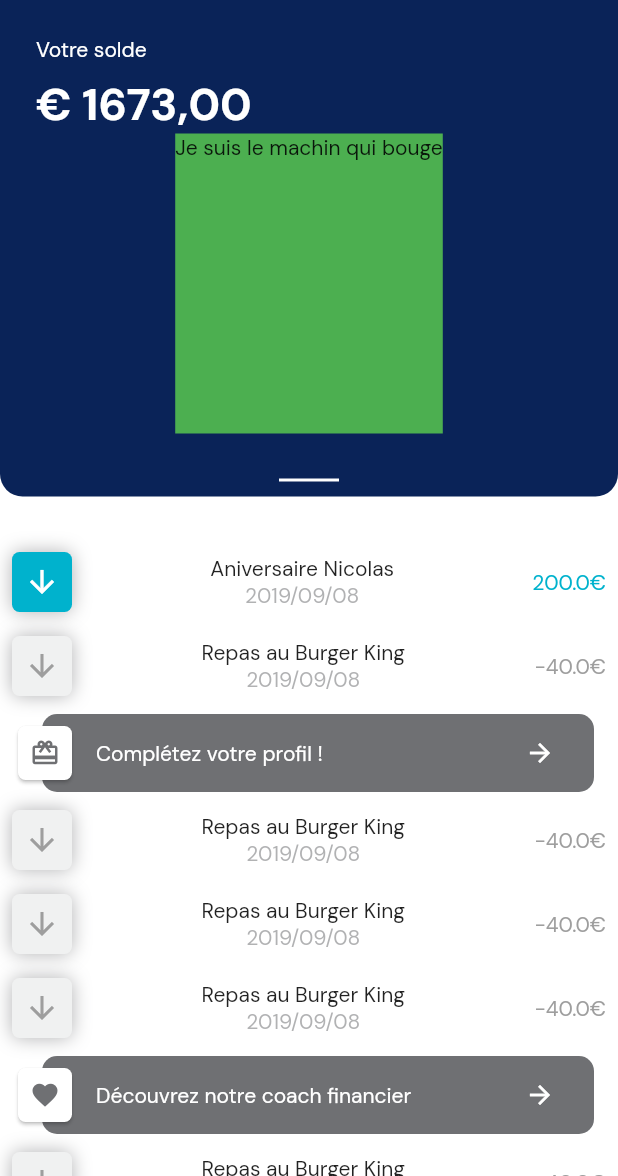
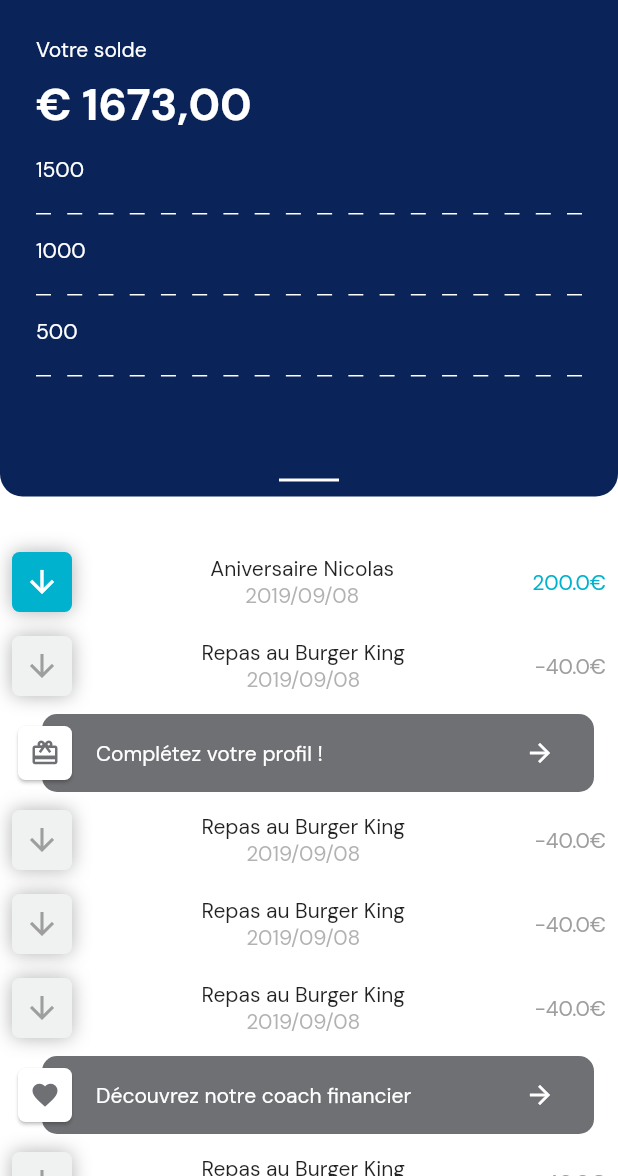
Before and after one commit to RemiDormoy/happiness-path-flutter, a Flutter app: the OperationsPage screen opened by its route, on a phone screen of 412 x 824 dp, the part 60-1236 px from its top. Run offline on Flutter 3.47's test engine with Material 2 defaults, Android fonts, the phone set to English and light mode, and no system bars; our stand-ins replace flutter_svg, google_fonts, page_indicator; missing offline and left inert: flutter_lottie.

Commit message:
a little better

```diff
--- /dev/null
+++ b/lib/OperationCurve.dart
@@ -0,0 +1,86 @@
+import 'package:flutter/material.dart';
+
+class OperationCurve extends StatelessWidget {
+  @override
+  Widget build(BuildContext context) {
+    return Padding(
+      padding: const EdgeInsets.fromLTRB(24, 0, 24, 0),
+      child: ListView(children: <Widget>[
+        Padding(
+          padding: const EdgeInsets.fromLTRB(0, 15, 0, 0),
+          child: ConstrainedBox(
+            constraints: const BoxConstraints(minWidth: double.infinity),
+            child: Text(
+              '1500',
+              style: TextStyle(color: Colors.white),
+            ),
+          ),
+        ),
+        Padding(
+          padding: const EdgeInsets.fromLTRB(0, 20, 0, 0),
+          child: const MySeparator(color: Colors.white),
+        ),
+        Padding(
+          padding: const EdgeInsets.fromLTRB(0, 15, 0, 0),
+          child: ConstrainedBox(
+            constraints: const BoxConstraints(minWidth: double.infinity),
+            child: Text(
+              '1000',
+              style: TextStyle(color: Colors.white),
+            ),
+          ),
+        ),
+        Padding(
+          padding: const EdgeInsets.fromLTRB(0, 20, 0, 0),
+          child: const MySeparator(color: Colors.white),
+        ),
+        Padding(
+          padding: const EdgeInsets.fromLTRB(0, 15, 0, 0),
+          child: ConstrainedBox(
+            constraints: const BoxConstraints(minWidth: double.infinity),
+            child: Text(
+              '500',
+              style: TextStyle(color: Colors.white),
+            ),
+          ),
+        ),
+        Padding(
+          padding: const EdgeInsets.fromLTRB(0, 20, 0, 0),
+          child: const MySeparator(color: Colors.white),
+        ),
+      ]),
+    );
+  }
+}
+
+class MySeparator extends StatelessWidget {
+  final double height;
+  final Color color;
+
+  const MySeparator({this.height = 1, this.color = Colors.black});
+
+  @override
+  Widget build(BuildContext context) {
+    return LayoutBuilder(
+      builder: (BuildContext context, BoxConstraints constraints) {
+        final boxWidth = constraints.constrainWidth();
+        final dashWidth = 10.0;
+        final dashHeight = height;
+        final dashCount = (boxWidth / (2 * dashWidth)).floor();
+        return Flex(
+          children: List.generate(dashCount, (_) {
+            return SizedBox(
+              width: dashWidth,
+              height: dashHeight,
+              child: DecoratedBox(
+                decoration: BoxDecoration(color: color),
+              ),
+            );
+          }),
+          mainAxisAlignment: MainAxisAlignment.spaceBetween,
+          direction: Axis.horizontal,
+        );
+      },
+    );
+  }
+}
--- a/lib/OperationHeader.dart
+++ b/lib/OperationHeader.dart
@@ -1,7 +1,10 @@
 import 'dart:math';
 
 import 'package:flutter/material.dart';
+import 'package:flutter_lottie/flutter_lottie.dart';
 import 'package:happiness_path/colors.dart';
+
+import 'OperationCurve.dart';
 
 class OperationHeader extends StatefulWidget {
   ScrollController _controller;
@@ -38,8 +41,7 @@ class OperationHeaderState extends State<OperationHeader> {
   @override
   Widget build(BuildContext context) {
     return ConstrainedBox(
-      constraints:
-          const BoxConstraints(minWidth: double.infinity),
+      constraints: const BoxConstraints(minWidth: double.infinity),
       child: Wrap(
         children: <Widget>[
           Container(
@@ -91,12 +93,11 @@ class OperationHeaderState extends State<OperationHeader> {
                   ),
                 ),
                 Container(
-                  height: _height,
-                  decoration: BoxDecoration(
-                    color: Colors.green,
-                  ),
-                  child: Text('Je suis le machin qui bouge'),
-                ),
+                    height: _height,
+                    child: ConstrainedBox(
+                        constraints:
+                            const BoxConstraints(minWidth: double.infinity),
+                        child: OperationCurve())),
                 Padding(
                   padding: const EdgeInsets.fromLTRB(0, 30, 0, 10.0),
                   child: Container(
--- a/pubspec.yaml
+++ b/pubspec.yaml
@@ -22,6 +22,7 @@ dependencies:
   flutter_svg: ^0.15.0
   google_fonts: ^0.2.0
   page_indicator: ^0.3.0
+  flutter_lottie: ^0.2.0
 
   # The following adds the Cupertino Icons font to your application.
   # Use with the CupertinoIcons class for iOS style icons.
@@ -51,6 +52,7 @@ flutter:
    - assets/ic_loupe.png
    - assets/diamond.png
    - assets/notification.png
+   - assets/chart.json
 
   # An image asset can refer to one or more resolution-specific "variants", see
   # https://flutter.dev/assets-and-images/#resolution-aware.
```
Also changed, not shown: pubspec.lock, 1 other file.
